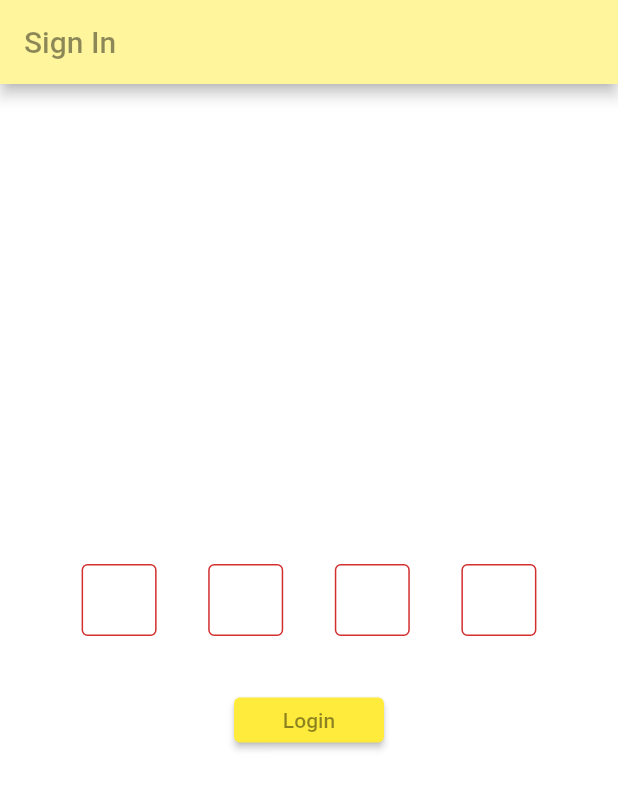
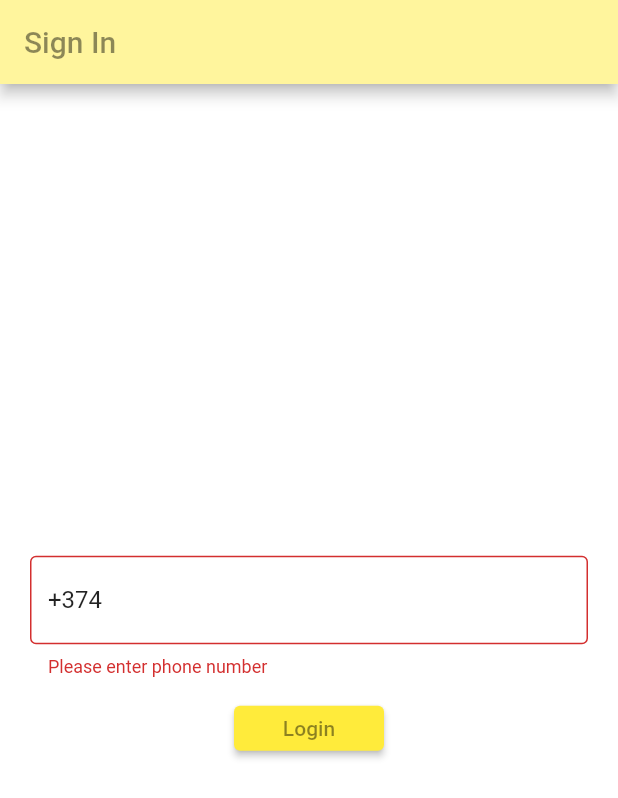
Before and after one commit to 47Goutham/driver_app, a Flutter app: the screen it shows after launch, after a tap on "Login", on a phone screen of 412 x 824 dp. Shown: the top 798 px of the screen. Run offline on Flutter 3.47's test engine with Material 2 defaults, Android fonts, the phone set to English and light mode, and no system bars; our stand-ins replace firebase_auth, firebase_core, flutter_spinkit; accounts and stored records are empty.

Commit message:
added phone sign in. otp is coming but repatch taking to browser

```diff
--- a/lib/main.dart
+++ b/lib/main.dart
@@ -2,9 +2,13 @@ import 'package:driver_app/screens/wrapper/wrapper.dart';
 import 'package:firebase_core/firebase_core.dart';
 import 'package:flutter/material.dart';
 
+import 'firebase_options.dart';
+
 Future<void> main() async {
-  //WidgetsFlutterBinding.ensureInitialized();
-  //await Firebase.initializeApp();
+  WidgetsFlutterBinding.ensureInitialized();
+  await Firebase.initializeApp(
+    options: DefaultFirebaseOptions.currentPlatform,
+  );
 
   runApp(const MyApp());
 }
--- a/lib/screens/wrapper/authenticate/signin.dart
+++ b/lib/screens/wrapper/authenticate/signin.dart
@@ -1,9 +1,10 @@
-import 'package:driver_app/services/firebase_auth_api.dart';
+import 'dart:async';
+
 import 'package:firebase_auth/firebase_auth.dart';
 import 'package:flutter/material.dart';
 import 'package:driver_app/services/functions.dart';
 import 'package:driver_app/screens/loading.dart';
-import 'package:flutter/services.dart';
+
 
 class SignIn extends StatefulWidget {
   const SignIn({super.key});
@@ -14,55 +15,64 @@ class SignIn extends StatefulWidget {
 
 class _SignInState extends State<SignIn> {
   final _formKey = GlobalKey<FormState>();
-  String? phoneNumberError;
+  String? phoneNumberError, smsError;
   String phoneNumber = '+374';
   bool loading = false;
-  bool smsBox = true;
+  bool smsBox = false;
   String? smsValue;
-  final List<TextEditingController> _controllers = List.generate(4, (index) => TextEditingController());
+
+  final FirebaseAuth _auth = FirebaseAuth.instance;
+
+  final inputCompleter = Completer<void>();
 
 
+  void verifyPhoneNumber()  {
+   _auth.verifyPhoneNumber(
+    phoneNumber: phoneNumber,
+    verificationCompleted: (PhoneAuthCredential credential) {
+      // Handle verification completed
+      // You are now signed in.
+    },
+    verificationFailed: (FirebaseAuthException exception) {
+      // Handle verification failed
+      print('Phone verification failed: ${exception.message}');
+    },
+    codeSent:  (String verificationId, int? resendToken) async {
+      // Update the UI - wait for the user to enter the SMS code
 
-  // AuthService authApi =  AuthService();
+      setState(() {
+        loading = false;
+        smsBox = true;
+      });
 
+      await waitForUserSMSCodeInput();
 
-  void _verifyPhoneNumber() {
-    // authApi.signInPhone(
-    //   phoneNumber,
-    //       (PhoneAuthCredential credential) {
-    //     // Handle verification completed
-    //     // You are now signed in.
-    //   },
-    //       (FirebaseAuthException exception) {
-    //     // Handle verification failed
-    //     print('Phone verification failed: ${exception.message}');
-    //   },
-    //         (String verificationId, int? resendToken) async {
-    //       // Update the UI - wait for the user to enter the SMS code
-    //
-    //           setState(() {
-    //             loading = false;
-    //             smsBox = true;
-    //           });
-    //
-    //    },
-    //
-    //       (String verificationId) {
-    //     // Handle auto retrieval timeout
-    //    // _firebaseAuth.setVerificationId(verificationId);
-    //   },
-    // );
+      print(smsValue);
+      // Create a PhoneAuthCredential with the code
+      PhoneAuthCredential credential = PhoneAuthProvider.credential(verificationId: verificationId, smsCode: smsValue!);
+
+      // Sign the user in (or link) with the credential
+     final user =  await _auth.signInWithCredential(credential);
+    print(user);
+
+    },
+    codeAutoRetrievalTimeout: (String verificationId) {
+      // Handle auto retrieval timeout
+      // _firebaseAuth.setVerificationId(verificationId);
+    },
+  );
 }
 
-
-
-
-
+  Future<void> waitForUserSMSCodeInput() async {
+    await inputCompleter.future;
+  }
 
 
   @override
   Widget build(BuildContext context) {
-    return loading ? const Loading() : Scaffold(
+    return loading
+        ? const Loading()
+        : Scaffold(
             appBar: AppBar(
               title: const Text(
                 'Sign In',
@@ -78,45 +88,28 @@ class _SignInState extends State<SignIn> {
                 child: Column(
                   mainAxisAlignment: MainAxisAlignment.center,
                   children: <Widget>[
-              smsBox ?
-          Row(
-          mainAxisAlignment: MainAxisAlignment.spaceEvenly,
-              children: List.generate(
-                4,
-                    (index) => SizedBox(
-                  width: 50,
-                  child: TextFormField(
-                    controller: _controllers[index],
+                    smsBox
+                        ? TextFormField(
                             keyboardType: TextInputType.number,
-                    inputFormatters: [
-                      FilteringTextInputFormatter.digitsOnly,
-                      LengthLimitingTextInputFormatter(1),
-                    ],
-                    textAlign: TextAlign.center,
-                    style: TextStyle(fontSize: 20),
+                            maxLength: 6,
                             decoration: InputDecoration(
-                      border: OutlineInputBorder(),
-                      contentPadding: EdgeInsets.zero,
+                              hintText: 'Enter SMS Code',
+                              border: const OutlineInputBorder(),
+                              errorText: smsError,
                             ),
-                    onChanged: (value) {
-                      if (value.length == 1 && index < 3) {
-                        FocusScope.of(context).nextFocus();
-                      }
-                    },
                             validator: (value) {
                               if (value == null || value.isEmpty) {
-                        return '';
+                                return 'SMS Code is required';
+                              } else if (value.length != 6) {
+                                return 'Enter a valid 6-digit code';
                               }
-                      return null;
+                              return null; // Return null if the validation is successful
                             },
-
-
-                  ),
-                ),
-              ),
+                            onChanged: (value) {
+                              smsValue = value;
+                            },
                           )
-                  :
-              TextFormField(
+                        : TextFormField(
                             initialValue: phoneNumber,
                             decoration: InputDecoration(
                               border: const OutlineInputBorder(),
@@ -128,7 +121,9 @@ class _SignInState extends State<SignIn> {
                               phoneNumber = value;
                             },
                             validator: (value) {
-                  if (value == null || value.isEmpty || value == '+374') {
+                              if (value == null ||
+                                  value.isEmpty ||
+                                  value == '+374') {
                                 return 'Please enter phone number';
                               }
                               return null;
@@ -137,31 +132,33 @@ class _SignInState extends State<SignIn> {
                     const SizedBox(height: 10),
                     ElevatedButton(
                       style: const ButtonStyle(
-                  backgroundColor: MaterialStatePropertyAll(Colors.yellow),
+                        backgroundColor:
+                            MaterialStatePropertyAll(Colors.yellow),
                         minimumSize: MaterialStatePropertyAll(
                           Size(100, 30),
                         ),
                       ),
-
                       onPressed: () async {
                         final value = _formKey.currentState?.validate();
                         if (value == true) {
                           setState(() {
                             loading = true;
                           });
-                    if(!smsBox){
-                      final result = await Functions().checkPhoneNumberExists(phoneNumber);
-                      if (result == 'error' || result == 'Phone number not registered') {
+                          if (!smsBox) {
+                            final result = await Functions()
+                                .checkPhoneNumberExists(phoneNumber);
+                            if (result == 'error' ||
+                                result == 'Phone number not registered') {
                               setState(() {
                                 phoneNumberError = result;
                                 loading = false;
                               });
                             } else {
                               // Perform login
-                        _verifyPhoneNumber();
+                               verifyPhoneNumber();
                             }
-                    }else {
-
+                          } else {
+                            inputCompleter.complete();
                           }
                         }
                       },
@@ -176,4 +173,6 @@ class _SignInState extends State<SignIn> {
             ),
           );
   }
+
+
 }
--- a/lib/screens/wrapper/wrapper.dart
+++ b/lib/screens/wrapper/wrapper.dart
@@ -6,6 +6,6 @@ class Wrapper extends StatelessWidget {
 
   @override
   Widget build(BuildContext context) {
-    return SignIn();
+    return const SignIn();
   }
 }
```
Also changed, not shown: lib/firebase_options.dart (added), 1 other file. Lines whose indentation alone changed are shown as unchanged.
